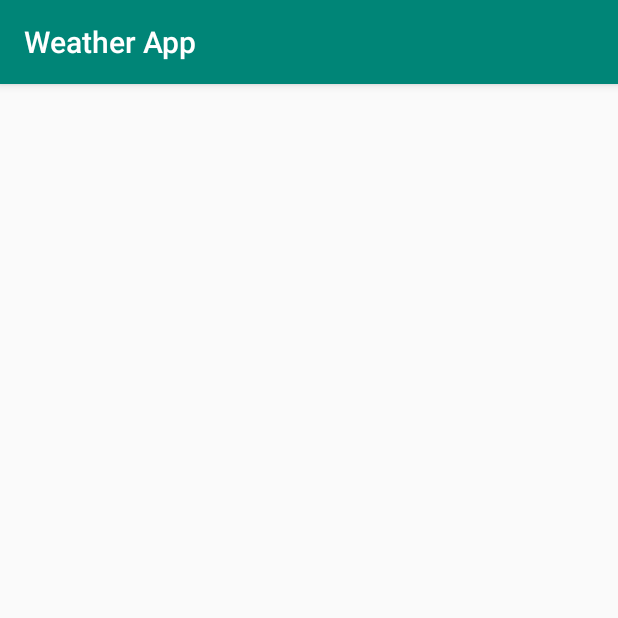
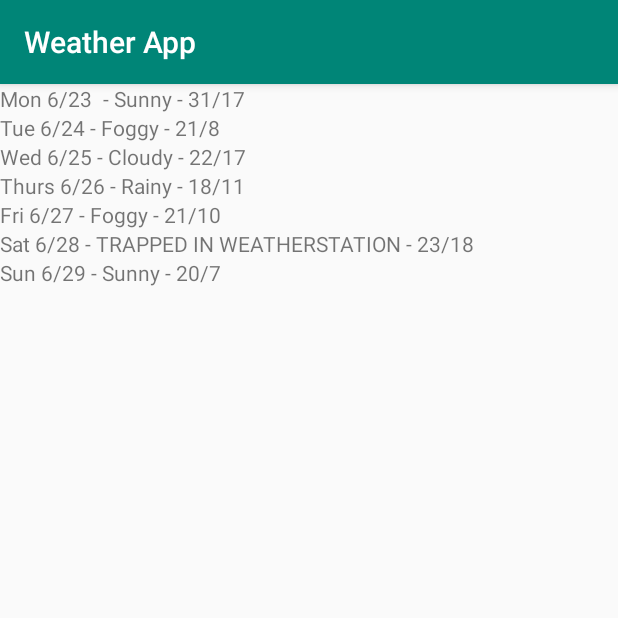
Before and after one commit to weiqi557/kotlin-for-android-developers-study, an Android app: the screen it shows after launch (MainActivity), on a phone screen of 412 x 824 dp, the top half of it. Run offline under Robolectric (Android 15) with nearby library versions, the phone set to English and light mode, and no system bars.

Commit message:
write first class

```diff
--- a/app/src/main/AndroidManifest.xml
+++ b/app/src/main/AndroidManifest.xml
@@ -8,7 +8,7 @@
                  android:supportsRtl="true"
                  android:theme="@style/AppTheme">
 
-        <activity android:name=".MainActivity">
+        <activity android:name=".activities.MainActivity">
             <intent-filter>
                 <action android:name="android.intent.action.MAIN"/>
                 <category android:name="android.intent.category.LAUNCHER"/>
--- a/app/src/main/java/com/weiqi/android/weatherapp/MainActivity.kt
+++ /dev/null
@@ -1,12 +0,0 @@
-package com.weiqi.android.weatherapp
-
-import android.os.Bundle
-import androidx.appcompat.app.AppCompatActivity
-
-class MainActivity :AppCompatActivity(){
-
-    override fun onCreate(savedInstanceState: Bundle?) {
-        super.onCreate(savedInstanceState)
-        setContentView(R.layout.main_activitiy)
-    }
-}
--- /dev/null
+++ b/app/src/main/java/com/weiqi/android/weatherapp/activities/MainActivity.kt
@@ -0,0 +1,30 @@
+package com.weiqi.android.weatherapp.activities
+
+import android.os.Bundle
+import androidx.appcompat.app.AppCompatActivity
+import androidx.recyclerview.widget.LinearLayoutManager
+import androidx.recyclerview.widget.RecyclerView
+import com.weiqi.android.weatherapp.R
+import com.weiqi.android.weatherapp.adapters.ForecastListAdapter
+
+class MainActivity :AppCompatActivity(){
+
+    private val items = listOf(
+        "Mon 6/23 - Sunny - 31/17",
+        "Tue 6/24 - Foggy - 21/8",
+        "Wed 6/25 - Cloudy - 22/17",
+        "Thurs 6/26 - Rainy - 18/11",
+        "Fri 6/27 - Foggy - 21/10",
+        "Sat 6/28 - TRAPPED IN WEATHERSTATION - 23/18",
+        "Sun 6/29 - Sunny - 20/7"
+    )
+
+    override fun onCreate(savedInstanceState: Bundle?) {
+        super.onCreate(savedInstanceState)
+        setContentView(R.layout.main_activitiy)
+
+        val forecastList = findViewById<RecyclerView>(R.id.recyclerView)
+        forecastList.layoutManager = LinearLayoutManager(this)
+        forecastList.adapter = ForecastListAdapter(items)
+    }
+}
--- /dev/null
+++ b/app/src/main/java/com/weiqi/android/weatherapp/adapters/ForecastListAdapter.kt
@@ -0,0 +1,20 @@
+package com.weiqi.android.weatherapp.adapters
+
+import android.view.ViewGroup
+import android.widget.TextView
+import androidx.recyclerview.widget.RecyclerView
+
+class ForecastListAdapter(val items: List<String>) : RecyclerView.Adapter<ForecastListAdapter.ViewHolder>() {
+
+    override fun onCreateViewHolder(parent: ViewGroup, viewType: Int): ViewHolder {
+        return ViewHolder(TextView(parent.context))
+    }
+
+    override fun getItemCount(): Int = items.size
+
+    override fun onBindViewHolder(holder: ViewHolder, position: Int) {
+        holder.textView.text = items[position]
+    }
+
+    class ViewHolder(val textView: TextView) : RecyclerView.ViewHolder(textView)
+}
--- a/app/src/main/res/layout/main_activitiy.xml
+++ b/app/src/main/res/layout/main_activitiy.xml
@@ -1,7 +1,13 @@
 <?xml version="1.0" encoding="utf-8"?>
-<LinearLayout xmlns:android="http://schemas.android.com/apk/res/android"
-              android:orientation="vertical"
-              android:layout_width="match_parent"
-              android:layout_height="match_parent">
+<androidx.constraintlayout.widget.ConstraintLayout xmlns:android="http://schemas.android.com/apk/res/android"
+                                                   xmlns:app="http://schemas.android.com/apk/res-auto"
+                                                   android:orientation="vertical"
+                                                   android:layout_width="match_parent"
+                                                   android:layout_height="match_parent">
 
-</LinearLayout>
+    <androidx.recyclerview.widget.RecyclerView
+            android:layout_width="0dp"
+            android:layout_height="0dp" android:id="@+id/recyclerView" app:layout_constraintEnd_toEndOf="parent"
+            app:layout_constraintTop_toTopOf="parent" app:layout_constraintStart_toStartOf="parent"
+            app:layout_constraintBottom_toBottomOf="parent"/>
+</androidx.constraintlayout.widget.ConstraintLayout>
```
